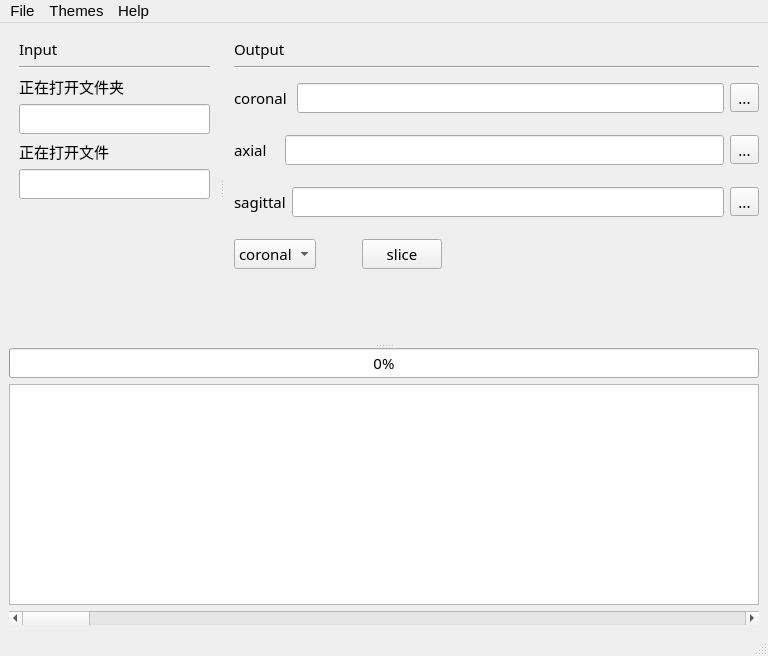
ElegantLee/nii_slice_tool, file mainwindow_tool_test.ui: the form before one commit.
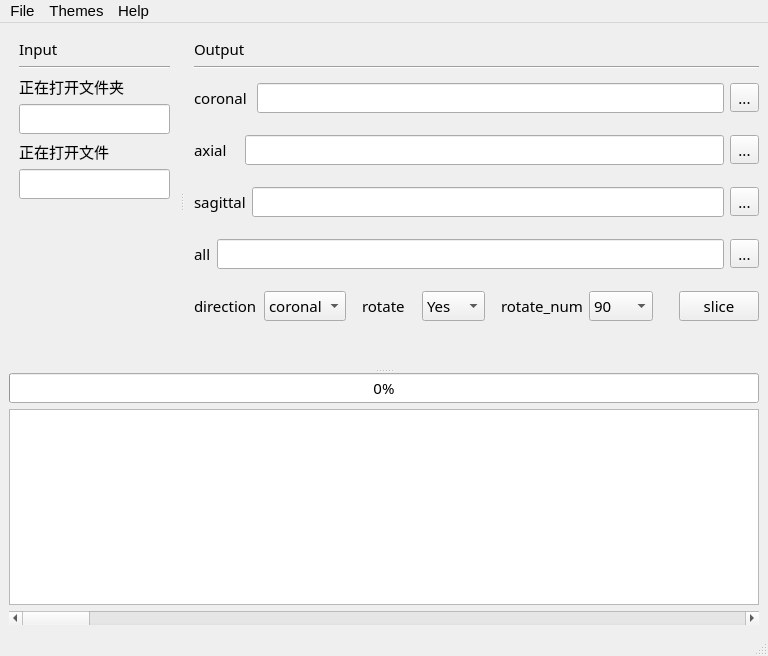
The form after the commit. Icons and pictures are not drawn.

Commit message: lee-1907 add multi-thread(update progressBar thread and update log TextEdit thread)

```diff
--- a/mainwindow_tool_test.ui
+++ b/mainwindow_tool_test.ui
@@ -281,19 +281,57 @@
              </layout>
             </item>
             <item>
-             <layout class="QHBoxLayout" name="option_layout" stretch="0,0,0,0">
+             <layout class="QHBoxLayout" name="all_direction_layout">
               <property name="topMargin">
                <number>8</number>
               </property>
               <property name="bottomMargin">
                <number>8</number>
               </property>
+              <item>
+               <widget class="QLabel" name="all_direction_label">
+                <property name="text">
+                 <string>all</string>
+                </property>
+               </widget>
+              </item>
+              <item>
+               <widget class="QLineEdit" name="all_path_lineEdit"/>
+              </item>
+              <item>
+               <widget class="QToolButton" name="all_path_toolButton">
+                <property name="text">
+                 <string>...</string>
+                </property>
+               </widget>
+              </item>
+             </layout>
+            </item>
+            <item>
+             <layout class="QHBoxLayout" name="option_layout" stretch="0,0,0,0,0,0,0,0">
+              <property name="topMargin">
+               <number>8</number>
+              </property>
+              <property name="bottomMargin">
+               <number>8</number>
+              </property>
+              <item>
+               <widget class="QLabel" name="slice_option_label">
+                <property name="text">
+                 <string>direction</string>
+                </property>
+                <property name="margin">
+                 <number>0</number>
+                </property>
+               </widget>
+              </item>
               <item>
                <widget class="QComboBox" name="slice_option_comboBox">
                 <property name="font">
                  <font>
                   <family>Book Antiqua</family>
                   <pointsize>11</pointsize>
+                  <stylestrategy>PreferAntialias</stylestrategy>
                  </font>
                 </property>
                 <item>
@@ -318,6 +356,65 @@
                 </item>
                </widget>
               </item>
+              <item>
+               <widget class="QLabel" name="rotate_label">
+                <property name="text">
+                 <string>rotate</string>
+                </property>
+                <property name="margin">
+                 <number>0</number>
+                </property>
+                <property name="indent">
+                 <number>10</number>
+                </property>
+               </widget>
+              </item>
+              <item>
+               <widget class="QComboBox" name="rotate_comboBox">
+                <item>
+                 <property name="text">
+                  <string>Yes</string>
+                 </property>
+                </item>
+                <item>
+                 <property name="text">
+                  <string>No</string>
+                 </property>
+                </item>
+               </widget>
+              </item>
+              <item>
+               <widget class="QLabel" name="rotate_num_label">
+                <property name="text">
+                 <string>rotate_num</string>
+                </property>
+                <property name="margin">
+                 <number>0</number>
+                </property>
+                <property name="indent">
+                 <number>10</number>
+                </property>
+               </widget>
+              </item>
+              <item>
+               <widget class="QComboBox" name="rotate_num_comboBox">
+                <item>
+                 <property name="text">
+                  <string>90</string>
+                 </property>
+                </item>
+                <item>
+                 <property name="text">
+                  <string>180</string>
+                 </property>
+                </item>
+                <item>
+                 <property name="text">
+                  <string>270</string>
+                 </property>
+                </item>
+               </widget>
+              </item>
               <item>
                <spacer name="option_spacer_2">
                 <property name="orientation">
@@ -328,7 +425,7 @@
                 </property>
                 <property name="sizeHint" stdset="0">
                  <size>
-                  <width>40</width>
+                  <width>20</width>
                   <height>20</height>
                  </size>
                 </property>
@@ -341,22 +438,6 @@
                 </property>
                </widget>
               </item>
-              <item>
-               <spacer name="option_spacer_1">
-                <property name="orientation">
-                 <enum>Qt::Horizontal</enum>
-                </property>
-                <property name="sizeType">
-                 <enum>QSizePolicy::Expanding</enum>
-                </property>
-                <property name="sizeHint" stdset="0">
-                 <size>
-                  <width>194</width>
-                  <height>20</height>
-                 </size>
-                </property>
-               </spacer>
-              </item>
              </layout>
             </item>
             <item>
```
The commit also changes 5 other files.
